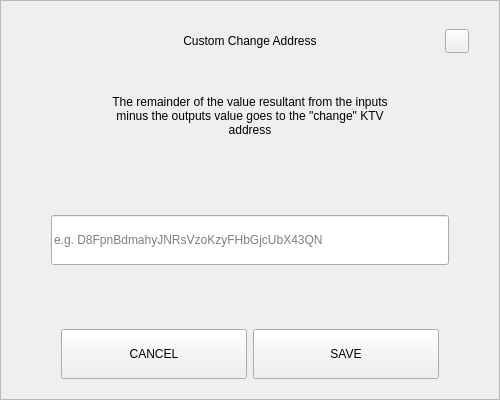
First picture: the form in src/qt/ktv/forms/sendchangeaddressdialog.ui, repository kmushi-coin/kmushicoin-source, before the edit.
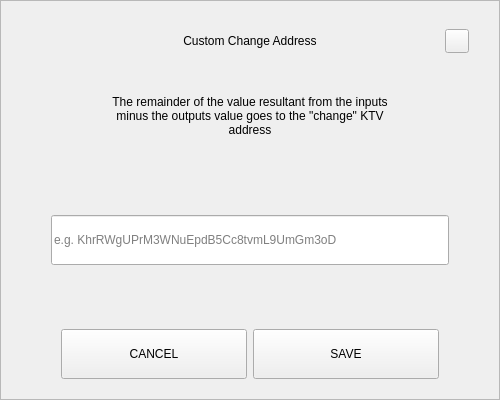
Second picture: the form after the edit.

The edit to the form file:
```diff
--- a/src/qt/ktv/forms/sendchangeaddressdialog.ui
+++ b/src/qt/ktv/forms/sendchangeaddressdialog.ui
@@ -207,7 +207,7 @@
            </size>
           </property>
           <property name="placeholderText">
-           <string notr="true">e.g. D8FpnBdmahyJNRsVzoKzyFHbGjcUbX43QN</string>
+           <string notr="true">e.g. KhrRWgUPrM3WNuEpdB5Cc8tvmL9UmGm3oD</string>
           </property>
          </widget>
         </item>
```
